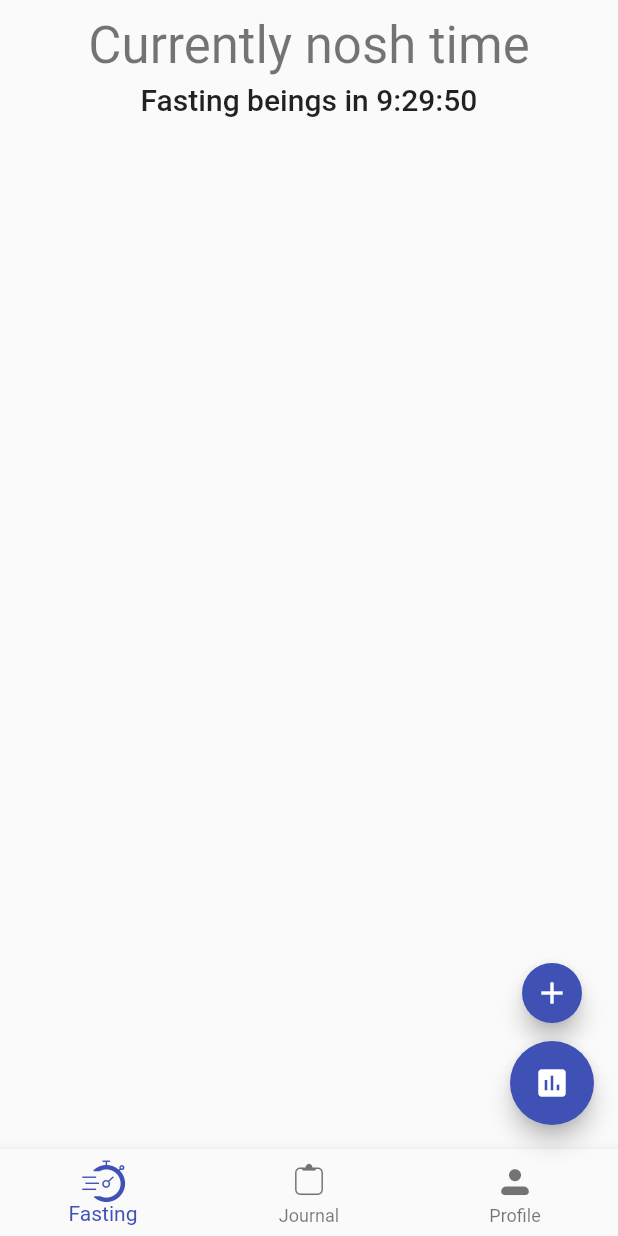
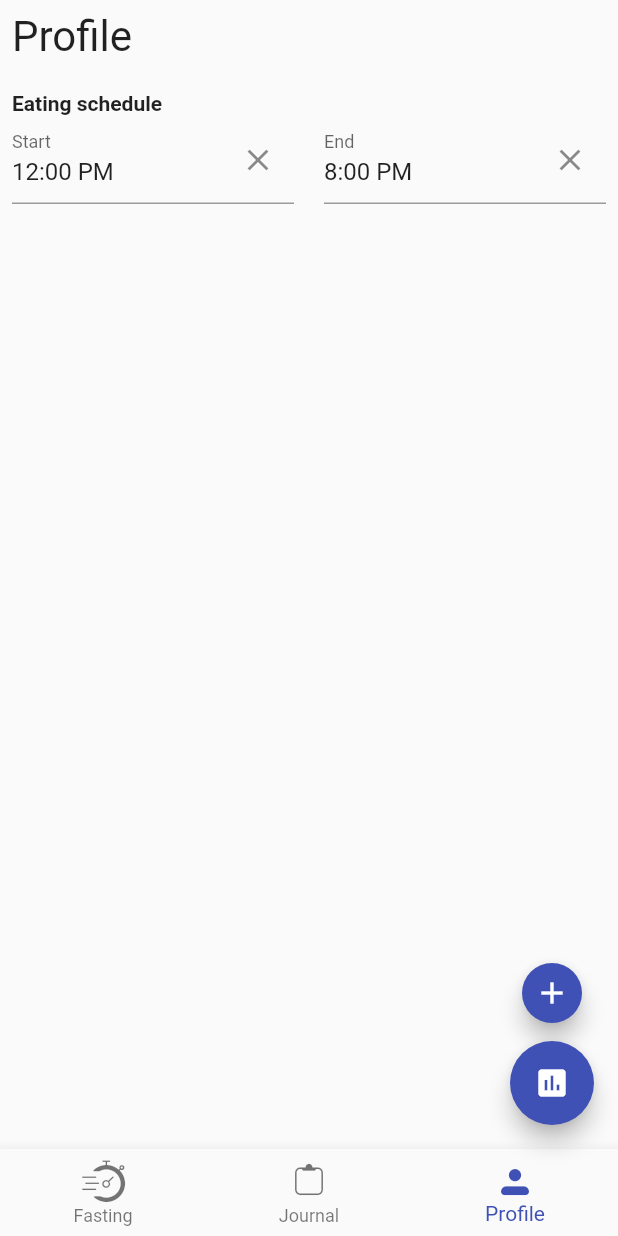
Before and after one commit to mglaman/fasttrack, a Flutter app: the screen it shows after launch, item 3 of the bottom bar chosen, on a phone screen of 412 x 824 dp. Run offline on Flutter 3.47's test engine with Material 2 defaults, Android fonts, the phone set to English and light mode, and no system bars; our stand-ins replace shared_preferences.

```diff
--- a/lib/fasting_status_widget.dart
+++ b/lib/fasting_status_widget.dart
@@ -2,6 +2,7 @@ import 'dart:async';
 
 import 'package:fasttrack/fasting_status_model.dart';
 import 'package:flutter/material.dart';
+import 'package:intl/intl.dart';
 
 class FastingStatusWidget extends StatefulWidget {
   @override
@@ -36,7 +37,9 @@ class FastingStatusWidgetState extends State<FastingStatusWidget> {
 
   @override
   Widget build(BuildContext context) {
-    return Column(
+    final timeFormat = DateFormat("h:mm:ss a");
+    return Center(
+      child: Column(
           mainAxisAlignment: MainAxisAlignment.center,
           crossAxisAlignment: CrossAxisAlignment.center,
           children: <Widget>[
@@ -55,6 +58,7 @@ class FastingStatusWidgetState extends State<FastingStatusWidget> {
               style: Theme.of(context).textTheme.title,
             )
           ]
+      ),
     );
   }
 
--- a/lib/main.dart
+++ b/lib/main.dart
@@ -1,5 +1,7 @@
 import 'package:fasttrack/fast_track_icons_icons.dart';
 import 'package:fasttrack/fasting_status_widget.dart';
+import 'package:fasttrack/journal_widget.dart';
+import 'package:fasttrack/profile_widget.dart';
 import 'package:flutter/material.dart';
 
 void main() => runApp(MyApp());
@@ -22,73 +24,9 @@ class MyApp extends StatelessWidget {
         // is not restarted.
         primarySwatch: Colors.indigo,
       ),
-//      home: FastingPage(title: 'Fast Track'),
-      initialRoute: '/',
-      routes: {
-        '/': (context) => FastingPage(title: 'Fast tracking'),
-        '/journal': (context) => JournalPage()
-      },
+      home: FastingPage(title: 'Fast Track'),
     );
   }
-}
-
-AppNavigationBar appBottomNavigationBar() {
-  return AppNavigationBar();
-}
-
-class AppNavigationBar extends StatefulWidget {
-  @override
-  AppNavigationBarState createState() {
-    return new AppNavigationBarState();
-  }
-}
-
-// @todo improve navigation via https://willowtreeapps.com/ideas/how-to-use-flutter-to-build-an-app-with-bottom-navigation
-// instead of routes and pages, array of children things in one page.
-class AppNavigationBarState extends State<AppNavigationBar> {
-  int _currentIndex = 0;
-  List<int> _history = [0];
-
-  @override
-  Widget build(BuildContext context) {
-    return BottomNavigationBar(
-      currentIndex: _currentIndex,
-      iconSize: 28,
-      items: [
-        BottomNavigationBarItem(
-          icon: new Icon(FastTrackIcons.fasting),
-          title: new Text('Fasting'),
-        ),
-        BottomNavigationBarItem(
-          icon: new Icon(FastTrackIcons.journal),
-          title: new Text('Journal'),
-        ),
-        BottomNavigationBarItem(
-            icon: Icon(FastTrackIcons.profile),
-            title: Text('Profile')
-        )
-      ],
-      onTap: (int index) {
-        _history.add(index);
-        setState(() => _currentIndex = index);
-        switch (index) {
-          case 1:
-            Navigator.pushNamed(context, '/journal');
-            break;
-          case 0:
-          default:
-            Navigator.pushNamed(context, '/');
-            break;
-        }
-      },
-    );
-  }
-}
-
-SafeArea appBody(Widget child) {
-  return SafeArea(
-    child: child,
-  );
 }
 
 class FastingPage extends StatefulWidget {
@@ -109,6 +47,13 @@ class FastingPage extends StatefulWidget {
 }
 
 class _FastingPageState extends State<FastingPage> {
+  int _currentIndex = 0;
+  final List<Widget> _children = [
+    FastingStatusWidget(),
+    JournalWidget(),
+    ProfileWidget()
+  ];
+
   @override
   Widget build(BuildContext context) {
     // This method is rerun every time setState is called, for instance as done
@@ -118,15 +63,29 @@ class _FastingPageState extends State<FastingPage> {
     // fast, so that you can just rebuild anything that needs updating rather
     // than having to individually change instances of widgets.
     return Scaffold(
-        bottomNavigationBar: appBottomNavigationBar(),
-        body: appBody(
-            Center(
-              // Center is a layout widget. It takes a single child and positions it
-              // in the middle of the parent.
-              child: Column(
-                children: <Widget>[FastingStatusWidget()],
-              ),
+        bottomNavigationBar: BottomNavigationBar(
+          currentIndex: _currentIndex,
+          iconSize: 28,
+          items: [
+            BottomNavigationBarItem(
+              icon: new Icon(FastTrackIcons.fasting),
+              title: new Text('Fasting'),
+            ),
+            BottomNavigationBarItem(
+              icon: new Icon(FastTrackIcons.journal),
+              title: new Text('Journal'),
+            ),
+            BottomNavigationBarItem(
+                icon: Icon(FastTrackIcons.profile),
+                title: Text('Profile')
             )
+          ],
+          onTap: (int index) {
+            setState(() => _currentIndex = index);
+          },
+        ),
+        body: SafeArea(
+          child: _children[_currentIndex],
         ),
         floatingActionButton: Column(
           crossAxisAlignment: CrossAxisAlignment.center,
@@ -152,23 +111,3 @@ class _FastingPageState extends State<FastingPage> {
         ));
   }
 }
-
-class JournalPage extends StatefulWidget {
-  @override
-  JournalPageState createState() {
-    return new JournalPageState();
-  }
-}
-
-class JournalPageState extends State<JournalPage> {
-  @override
-  Widget build(BuildContext context) {
-    // TODO: implement build
-    return Scaffold(
-      bottomNavigationBar: appBottomNavigationBar(),
-      body: appBody(
-        Text('journal')
-      )
-    );
-  }
-}
--- /dev/null
+++ b/lib/profile_widget.dart
@@ -0,0 +1,109 @@
+import 'package:fasttrack/time_picker_formfield.dart';
+import 'package:flutter/material.dart';
+import 'package:intl/intl.dart';
+import 'package:shared_preferences/shared_preferences.dart';
+
+class ProfileWidget extends StatefulWidget {
+  @override
+  ProfileWidgetState createState() {
+    return new ProfileWidgetState();
+  }
+}
+
+class ProfileWidgetState extends State<ProfileWidget> {
+  final timeFormat = DateFormat("h:mm a");
+
+  final TextEditingController fastEndTextController = new TextEditingController();
+  final TextEditingController fastStartTextController = new TextEditingController();
+  TimeOfDay fastEnd;
+  TimeOfDay fastStart;
+
+  @override
+  void initState() {
+    _loadData();
+    super.initState();
+  }
+
+  _loadData() async {
+    SharedPreferences prefs = await SharedPreferences.getInstance();
+    setState(() {
+      fastEnd = new TimeOfDay(
+          hour: prefs.getInt('fastEndHour') ?? 12,
+          minute: prefs.getInt('fastEndMinute') ?? 00,
+      );
+      fastEndTextController.text = timeFormat.format(DateTime(0).add(Duration(hours: fastEnd.hour, minutes: fastEnd.minute)));
+
+      fastStart = new TimeOfDay(
+        hour: prefs.getInt('fastStartHour') ?? 20,
+        minute: prefs.getInt('fastStartMinute') ?? 00,
+      );
+      fastStartTextController.text = timeFormat.format(DateTime(0).add(Duration(hours: fastStart.hour, minutes: fastStart.minute)));
+    });
+  }
+  _updateFastingTimeSetting(key, TimeOfDay value) async {
+    SharedPreferences prefs = await SharedPreferences.getInstance();
+    setState(() {
+      prefs.setInt("${key}Hour", value.hour);
+      prefs.setInt("${key}Minute", value.minute);
+    });
+  }
+
+  @override
+  Widget build(BuildContext context) {
+    return Container(
+      padding: const EdgeInsets.all(8.0),
+      child: Column(
+        crossAxisAlignment: CrossAxisAlignment.start,
+        children: <Widget>[
+          Text(
+            'Profile',
+            style: TextStyle(fontWeight: FontWeight.w400, fontSize: 28),
+          ),
+          Form(
+            child: Column(
+              crossAxisAlignment: CrossAxisAlignment.start,
+              children: <Widget>[
+                SizedBox(height: 20.0,),
+                Text(
+                    "Eating schedule",
+                    style: TextStyle(fontWeight: FontWeight.bold)
+                ),
+                Row(
+                  children: <Widget>[
+                    Expanded(
+                      child: TimePickerFormField(
+                        controller: fastEndTextController,
+                        format: timeFormat,
+                        decoration: InputDecoration(labelText: 'Start'),
+                        onChanged: (t) => setState(() {
+                          if (t != null) {
+                            fastEnd = t;
+                            _updateFastingTimeSetting('fastEnd', fastEnd);
+                          }
+                        }),
+                      ),
+                    ),
+                    SizedBox(width: 20,),
+                    Expanded(
+                      child: TimePickerFormField(
+                        controller: fastStartTextController,
+                        format: timeFormat,
+                        decoration: InputDecoration(labelText: 'End'),
+                        onChanged: (t) => setState(() {
+                          if (t != null) {
+                            fastStart = t;
+                            _updateFastingTimeSetting('fastStart', fastStart);
+                          }
+                        }),
+                      ),
+                    ),
+                  ],
+                ),
+              ],
+            ),
+          )
+        ],
+      ),
+    );
+  }
+}
--- /dev/null
+++ b/lib/time_picker_formfield.dart
@@ -0,0 +1,265 @@
+import 'dart:async';
+import 'package:flutter/material.dart';
+import 'package:intl/intl.dart' show DateFormat;
+import 'package:flutter/services.dart' show TextInputFormatter;
+
+DateFormat toDateFormat(TimeOfDayFormat format) {
+  switch (format) {
+    case TimeOfDayFormat.a_space_h_colon_mm:
+      return DateFormat('a h:mm');
+    case TimeOfDayFormat.frenchCanadian:
+      return DateFormat("HH 'h' mm");
+    case TimeOfDayFormat.H_colon_mm:
+      return DateFormat('H:mm');
+    case TimeOfDayFormat.h_colon_mm_space_a:
+      return DateFormat('h:mm a');
+    case TimeOfDayFormat.HH_colon_mm:
+      return DateFormat('HH:mm');
+    case TimeOfDayFormat.HH_dot_mm:
+      return DateFormat('HH.mm');
+  }
+  return null;
+}
+
+/// A [FormField<TimeOfDay>] that uses a [TextField] to manage input.
+/// If it gains focus while empty, the time picker will be shown to the user.
+class TimePickerFormField extends FormField<TimeOfDay> {
+  /// For representing the time as a string e.g.
+  /// `DateFormat("h:mma")` (9:24pm). You can also use the helper function
+  /// [toDateFormat(TimeOfDayFormat)].
+  final DateFormat format;
+
+  /// If defined the TextField [decoration]'s [suffixIcon] will be
+  /// overridden to reset the input using the icon defined here.
+  /// Set this to `null` to stop that behavior. Defaults to [Icons.close].
+  final IconData resetIcon;
+
+  /// Allow manual editing of the date/time. Defaults to true. If false, the
+  /// picker(s) will be shown every time the field gains focus.
+  final bool editable;
+
+  /// For validating the [TimeOfDay]. The value passed will be `null` if
+  /// [format] fails to parse the text.
+  final FormFieldValidator<TimeOfDay> validator;
+
+  /// Called when an enclosing form is saved. The value passed will be `null`
+  /// if [format] fails to parse the text.
+  final FormFieldSetter<TimeOfDay> onSaved;
+
+  /// Called when an enclosing form is submitted. The value passed will be
+  /// `null` if [format] fails to parse the text.
+  final ValueChanged<TimeOfDay> onFieldSubmitted;
+  final TextEditingController controller;
+  final FocusNode focusNode;
+  final InputDecoration decoration;
+
+  final TextInputType keyboardType;
+  final TextStyle style;
+  final TextAlign textAlign;
+
+  /// The initial value of the text field before user interaction.
+  final TimeOfDay initialValue;
+
+  /// The initial time prefilled in the picker dialog when it is shown.
+  /// Defaults to noon. Explicitly set this to `null` to use the current time.
+  final TimeOfDay initialTime;
+  final bool autofocus;
+  final bool obscureText;
+  final bool autocorrect;
+  final bool maxLengthEnforced;
+  final int maxLines;
+  final int maxLength;
+  final List<TextInputFormatter> inputFormatters;
+  final bool enabled;
+
+  /// Called whenever the state's value changes, e.g. after the picker value
+  /// has been selected or when the field loses focus. To listen for all text
+  /// changes, use the [controller] and [focusNode].
+  final ValueChanged<TimeOfDay> onChanged;
+
+  TimePickerFormField({
+    Key key,
+    @required this.format,
+    this.editable: true,
+    this.onChanged,
+    this.resetIcon: Icons.close,
+    this.initialTime: const TimeOfDay(hour: 12, minute: 0),
+    this.validator,
+    this.onSaved,
+    this.onFieldSubmitted,
+    bool autovalidate: false,
+
+    // TextField properties
+    TextEditingController controller,
+    FocusNode focusNode,
+    this.initialValue,
+    this.decoration: const InputDecoration(),
+    this.keyboardType: TextInputType.text,
+    this.style,
+    this.textAlign: TextAlign.start,
+    this.autofocus: false,
+    this.obscureText: false,
+    this.autocorrect: true,
+    this.maxLengthEnforced: true,
+    this.enabled,
+    this.maxLines: 1,
+    this.maxLength,
+    this.inputFormatters,
+  })  : controller = controller ??
+      TextEditingController(text: _toString(initialValue, format)),
+        focusNode = focusNode ?? FocusNode(),
+        super(
+          key: key,
+          autovalidate: autovalidate,
+          validator: validator,
+          onSaved: onSaved,
+          builder: (FormFieldState<TimeOfDay> field) {
+            // final _TimePickerTextFormFieldState state = field;
+          });
+
+  @override
+  _TimePickerTextFormFieldState createState() =>
+      _TimePickerTextFormFieldState(this);
+}
+
+class _TimePickerTextFormFieldState extends FormFieldState<TimeOfDay> {
+  final TimePickerFormField parent;
+  bool showResetIcon = false;
+  String _previousValue = '';
+
+  _TimePickerTextFormFieldState(this.parent);
+
+  @override
+  void setValue(TimeOfDay value) {
+    super.setValue(value);
+    if (parent.onChanged != null) parent.onChanged(value);
+  }
+
+  @override
+  void initState() {
+    super.initState();
+    parent.focusNode.addListener(inputChanged);
+    parent.controller.addListener(inputChanged);
+  }
+
+  @override
+  void dispose() {
+    parent.controller.removeListener(inputChanged);
+    parent.focusNode.removeListener(inputChanged);
+    super.dispose();
+  }
+
+  void inputChanged() {
+    final bool requiresInput = parent.controller.text.isEmpty &&
+        _previousValue.isEmpty &&
+        parent.focusNode.hasFocus;
+
+    if (requiresInput) {
+      getTimeInput(context, parent.initialTime).then(_setValue);
+    } else if (parent.resetIcon != null &&
+        parent.controller.text.isEmpty == showResetIcon) {
+      setState(() => showResetIcon = !showResetIcon);
+      // parent.focusNode.unfocus();
+    }
+    _previousValue = parent.controller.text;
+    if (!parent.focusNode.hasFocus) {
+      setValue(_toTime(_previousValue, parent.format));
+    } else if (!requiresInput && !parent.editable) {
+      getTimeInput(context,
+          _toTime(_previousValue, parent.format) ?? parent.initialTime)
+          .then(_setValue);
+    }
+  }
+
+  void _setValue(TimeOfDay time) {
+    parent.focusNode.unfocus();
+    // When Cancel is tapped, retain the previous value if present.
+    if (time == null && _previousValue.isNotEmpty) {
+      time = _toTime(_previousValue, parent.format);
+    }
+    setState(() {
+      parent.controller.text = _toString(time, parent.format);
+      setValue(time);
+    });
+  }
+
+  Future<TimeOfDay> getTimeInput(
+      BuildContext context, TimeOfDay initialTime) async {
+    return await showTimePicker(
+      context: context,
+      initialTime: initialTime ?? TimeOfDay.now(),
+    );
+  }
+
+  @override
+  Widget build(BuildContext context) {
+    return TextFormField(
+      controller: parent.controller,
+      focusNode: parent.focusNode,
+      decoration: parent.resetIcon == null
+          ? parent.decoration
+          : parent.decoration.copyWith(
+        suffixIcon: showResetIcon
+            ? IconButton(
+          icon: Icon(parent.resetIcon),
+          onPressed: () {
+            parent.focusNode.unfocus();
+            _previousValue = '';
+            parent.controller.clear();
+          },
+        )
+            : Container(width: 0.0, height: 0.0),
+      ),
+      keyboardType: parent.keyboardType,
+      style: parent.style,
+      textAlign: parent.textAlign,
+      autofocus: parent.autofocus,
+      obscureText: parent.obscureText,
+      autocorrect: parent.autocorrect,
+      maxLengthEnforced: parent.maxLengthEnforced,
+      maxLines: parent.maxLines,
+      maxLength: parent.maxLength,
+      inputFormatters: parent.inputFormatters,
+      enabled: parent.enabled,
+      onFieldSubmitted: (value) {
+        if (parent.onFieldSubmitted != null) {
+          return parent.onFieldSubmitted(_toTime(value, parent.format));
+        }
+      },
+      validator: (value) {
+        if (parent.validator != null) {
+          return parent.validator(_toTime(value, parent.format));
+        }
+      },
+      onSaved: (value) {
+        if (parent.onSaved != null) {
+          return parent.onSaved(_toTime(value, parent.format));
+        }
+      },
+    );
+  }
+}
+
+String _toString(TimeOfDay time, DateFormat formatter) {
+  if (time != null) {
+    try {
+      return formatter.format(
+          DateTime(0).add(Duration(hours: time.hour, minutes: time.minute)));
+    } catch (e) {
+      debugPrint('Error formatting time: $e');
+    }
+  }
+  return '';
+}
+
+TimeOfDay _toTime(String string, DateFormat formatter) {
+  if (string != null && string.isNotEmpty) {
+    try {
+      var date = formatter.parse(string);
+      return TimeOfDay(hour: date.hour, minute: date.minute);
+    } catch (e) {
+      debugPrint('Error parsing time: $e');
+    }
+  }
+  return null;
+}
--- a/pubspec.yaml
+++ b/pubspec.yaml
@@ -19,7 +19,8 @@ dependencies:
   # The following adds the Cupertino Icons font to your application.
   # Use with the CupertinoIcons class for iOS style icons.
   cupertino_icons: ^0.1.2
-  unicorndial: ^1.1.5
+  intl: ^0.15.0
+  shared_preferences: ^0.4.3
 
 dev_dependencies:
   flutter_test:
```
Also changed, not shown: lib/journal_widget.dart (added, +16 -0 lines). Lines whose indentation alone changed are shown as unchanged.
